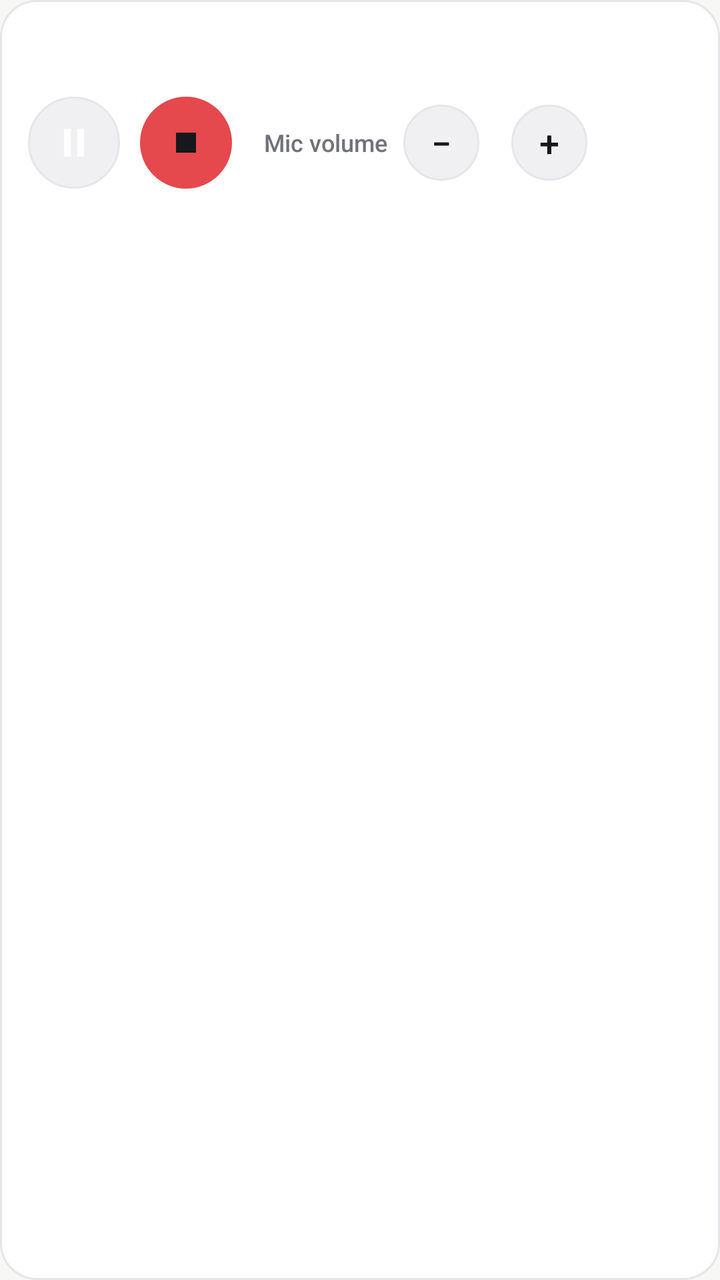
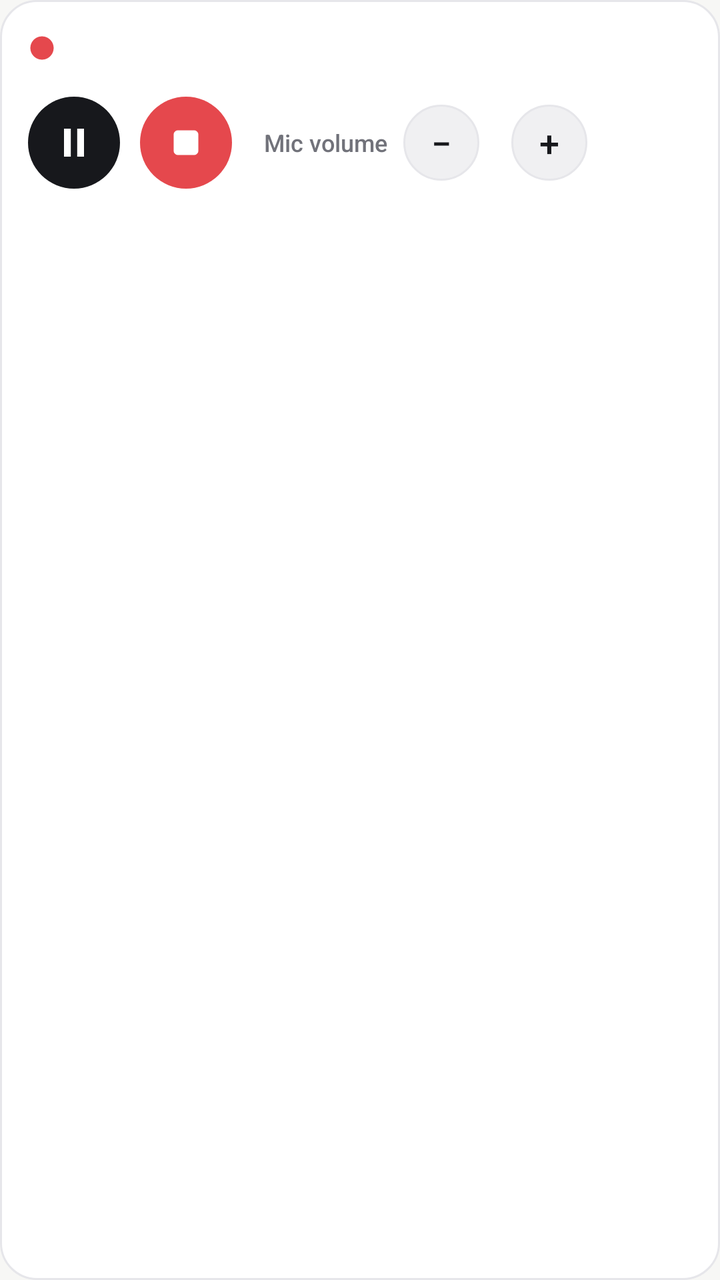

Before-and-after screenshots of an Android layout around one commit, followed by the original layout XML and the change that was made.
<!-- AndroidManifest.xml: application theme Theme.RekaminAja -->
<!-- res/layout/notification_recording_big.xml -->
<?xml version="1.0" encoding="utf-8"?>
<LinearLayout xmlns:android="http://schemas.android.com/apk/res/android"
    android:id="@+id/notif_root"
    android:layout_width="match_parent"
    android:layout_height="wrap_content"
    android:background="@drawable/bg_notif_card"
    android:orientation="vertical"
    android:padding="14dp">

    <LinearLayout
        android:layout_width="match_parent"
        android:layout_height="wrap_content"
        android:gravity="center_vertical"
        android:orientation="horizontal">

        <ImageView
            android:layout_width="14dp"
            android:layout_height="14dp"
            android:src="@drawable/ic_record" />

        <TextView
            android:id="@+id/notif_title"
            android:layout_width="0dp"
            android:layout_height="wrap_content"
            android:layout_marginStart="10dp"
            android:layout_weight="1"
            android:fontFamily="sans-serif-medium"
            android:textColor="@color/ink"
            android:textSize="15sp" />

        <TextView
            android:id="@+id/notif_timer"
            android:layout_width="wrap_content"
            android:layout_height="wrap_content"
            android:fontFamily="sans-serif-medium"
            android:textColor="@color/brand_deep"
            android:textSize="14sp" />
    </LinearLayout>

    <LinearLayout
        android:layout_width="match_parent"
        android:layout_height="wrap_content"
        android:layout_marginTop="14dp"
        android:gravity="center_vertical"
        android:orientation="horizontal">

        <ImageButton
            android:id="@+id/notif_pause"
            android:layout_width="46dp"
            android:layout_height="46dp"
            android:background="@drawable/bg_notif_btn"
            android:contentDescription="@string/pause"
            android:src="@drawable/ic_notif_pause" />

        <ImageButton
            android:id="@+id/notif_stop"
            android:layout_width="46dp"
            android:layout_height="46dp"
            android:layout_marginStart="10dp"
            android:background="@drawable/bg_notif_stop"
            android:contentDescription="@string/stop"
            android:src="@drawable/ic_stop" />

        <TextView
            android:layout_width="wrap_content"
            android:layout_height="wrap_content"
            android:layout_marginStart="16dp"
            android:fontFamily="sans-serif-medium"
            android:text="@string/mic_volume"
            android:textColor="@color/muted"
            android:textSize="12sp" />

        <TextView
            android:id="@+id/notif_vol_down"
            android:layout_width="38dp"
            android:layout_height="38dp"
            android:layout_marginStart="8dp"
            android:background="@drawable/bg_notif_btn"
            android:fontFamily="sans-serif-medium"
            android:gravity="center"
            android:text="−"
            android:textColor="@color/ink"
            android:textSize="18sp" />

        <TextView
            android:id="@+id/notif_mic_percent"
            android:layout_width="wrap_content"
            android:layout_height="wrap_content"
            android:layout_marginStart="8dp"
            android:layout_marginEnd="8dp"
            android:fontFamily="sans-serif-medium"
            android:textColor="@color/brand_deep"
            android:textSize="13sp" />

        <TextView
            android:id="@+id/notif_vol_up"
            android:layout_width="38dp"
            android:layout_height="38dp"
            android:background="@drawable/bg_notif_btn"
            android:fontFamily="sans-serif-medium"
            android:gravity="center"
            android:text="+"
            android:textColor="@color/ink"
            android:textSize="18sp" />
    </LinearLayout>
</LinearLayout>
<!-- resources referenced by this layout -->
<resources>
  <color name="brand_deep">#C9363B</color>
  <color name="ink">#17181C</color>
  <color name="muted">#71727A</color>
  <!-- drawable bg_notif_btn (drawable) -->
  <?xml version="1.0" encoding="utf-8"?>
  <shape xmlns:android="http://schemas.android.com/apk/res/android" android:shape="oval">
      <solid android:color="@color/bg_soft" />
      <stroke android:width="1dp" android:color="@color/line" />
  </shape>
  <!-- drawable bg_notif_card (drawable) -->
  <?xml version="1.0" encoding="utf-8"?>
  <shape xmlns:android="http://schemas.android.com/apk/res/android" android:shape="rectangle">
      <corners android:radius="18dp" />
      <solid android:color="@color/bg_surface" />
      <stroke android:width="1dp" android:color="@color/line" />
  </shape>
  <!-- drawable bg_notif_stop (drawable) -->
  <?xml version="1.0" encoding="utf-8"?>
  <shape xmlns:android="http://schemas.android.com/apk/res/android" android:shape="oval">
      <solid android:color="@color/brand" />
  </shape>
  <!-- drawable ic_notif_pause (drawable) -->
  <?xml version="1.0" encoding="utf-8"?>
  <vector xmlns:android="http://schemas.android.com/apk/res/android"
      android:width="24dp" android:height="24dp"
      android:viewportWidth="24" android:viewportHeight="24">
      <path android:fillColor="#FFFFFF" android:pathData="M7,5 h3.4 v14 H7 Z M13.6,5 H17 v14 h-3.4 Z" />
  </vector>
  <!-- drawable ic_record (drawable) -->
  <?xml version="1.0" encoding="utf-8"?>
  <vector xmlns:android="http://schemas.android.com/apk/res/android"
      android:width="24dp" android:height="24dp"
      android:viewportWidth="24" android:viewportHeight="24">
      <path
          android:fillColor="#FFFFFF"
          android:pathData="M12,2 C6.48,2 2,6.48 2,12 C2,17.52 6.48,22 12,22 C17.52,22 22,17.52 22,12 C22,6.48 17.52,2 12,2 Z" />
  </vector>
  <!-- drawable ic_stop (drawable) -->
  <?xml version="1.0" encoding="utf-8"?>
  <vector xmlns:android="http://schemas.android.com/apk/res/android"
      android:width="24dp" android:height="24dp"
      android:viewportWidth="24" android:viewportHeight="24">
      <path android:fillColor="#17181C" android:pathData="M7,7 h10 v10 H7 Z" />
  </vector>
  <string name="mic_volume">Mic volume</string>
  <string name="pause">Pause</string>
  <string name="stop">Stop</string>
  <color name="bg_soft">#F0F0F2</color>
  <color name="line">#E6E6EA</color>
  <color name="bg_surface">#FFFFFF</color>
  <color name="brand">#E5484D</color>
  <color name="on_dark">#FFFFFF</color>
  <color name="brand_tint">#FFF0F0</color>
  <color name="accent_slate">#56616E</color>
  <color name="bg_app">#F7F7F5</color>
  <!-- unchanged entries left out for length: 1 -->
</resources>

<!-- the commit's change to res/layout/notification_recording_big.xml (unified diff, before → after) -->
@@ -16,7 +16,7 @@
         <ImageView
             android:layout_width="14dp"
             android:layout_height="14dp"
-            android:src="@drawable/ic_record" />
+            android:src="@drawable/ic_record_brand" />
 
         <TextView
             android:id="@+id/notif_title"
@@ -48,7 +48,7 @@
             android:id="@+id/notif_pause"
             android:layout_width="46dp"
             android:layout_height="46dp"
-            android:background="@drawable/bg_notif_btn"
+            android:background="@drawable/bg_notif_dark"
             android:contentDescription="@string/pause"
             android:src="@drawable/ic_notif_pause" />
 
@@ -59,7 +59,7 @@
             android:layout_marginStart="10dp"
             android:background="@drawable/bg_notif_stop"
             android:contentDescription="@string/stop"
-            android:src="@drawable/ic_stop" />
+            android:src="@drawable/ic_notif_stop" />
 
         <TextView
             android:layout_width="wrap_content"
<!-- resource entries referenced after the edit -->
@@ -16,6 +16,11 @@
       <solid android:color="@color/bg_surface" />
       <stroke android:width="1dp" android:color="@color/line" />
   </shape>
+  <!-- drawable bg_notif_dark (drawable) -->
+  <?xml version="1.0" encoding="utf-8"?>
+  <shape xmlns:android="http://schemas.android.com/apk/res/android" android:shape="oval">
+      <solid android:color="@color/dark_bar" />
+  </shape>
   <!-- drawable bg_notif_stop (drawable) -->
   <?xml version="1.0" encoding="utf-8"?>
   <shape xmlns:android="http://schemas.android.com/apk/res/android" android:shape="oval">
@@ -28,21 +33,23 @@
       android:viewportWidth="24" android:viewportHeight="24">
       <path android:fillColor="#FFFFFF" android:pathData="M7,5 h3.4 v14 H7 Z M13.6,5 H17 v14 h-3.4 Z" />
   </vector>
-  <!-- drawable ic_record (drawable) -->
+  <!-- drawable ic_notif_stop (drawable) -->
   <?xml version="1.0" encoding="utf-8"?>
   <vector xmlns:android="http://schemas.android.com/apk/res/android"
       android:width="24dp" android:height="24dp"
       android:viewportWidth="24" android:viewportHeight="24">
       <path
           android:fillColor="#FFFFFF"
-          android:pathData="M12,2 C6.48,2 2,6.48 2,12 C2,17.52 6.48,22 12,22 C17.52,22 22,17.52 22,12 C22,6.48 17.52,2 12,2 Z" />
+          android:pathData="M8,5.8 h8 a2.2,2.2 0,0 1,2.2 2.2 v8 a2.2,2.2 0,0 1,-2.2 2.2 h-8 a2.2,2.2 0,0 1,-2.2 -2.2 v-8 a2.2,2.2 0,0 1,2.2 -2.2 z" />
   </vector>
-  <!-- drawable ic_stop (drawable) -->
+  <!-- drawable ic_record_brand (drawable) -->
   <?xml version="1.0" encoding="utf-8"?>
   <vector xmlns:android="http://schemas.android.com/apk/res/android"
       android:width="24dp" android:height="24dp"
       android:viewportWidth="24" android:viewportHeight="24">
-      <path android:fillColor="#17181C" android:pathData="M7,7 h10 v10 H7 Z" />
+      <path
+          android:fillColor="#E5484D"
+          android:pathData="M12,2 C6.48,2 2,6.48 2,12 C2,17.52 6.48,22 12,22 C17.52,22 22,17.52 22,12 C22,6.48 17.52,2 12,2 Z" />
   </vector>
   <string name="mic_volume">Mic volume</string>
   <string name="pause">Pause</string>
@@ -50,6 +57,7 @@
   <color name="bg_soft">#F0F0F2</color>
   <color name="line">#E6E6EA</color>
   <color name="bg_surface">#FFFFFF</color>
+  <color name="dark_bar">#17181C</color>
   <color name="brand">#E5484D</color>
   <color name="on_dark">#FFFFFF</color>
   <color name="brand_tint">#FFF0F0</color>
